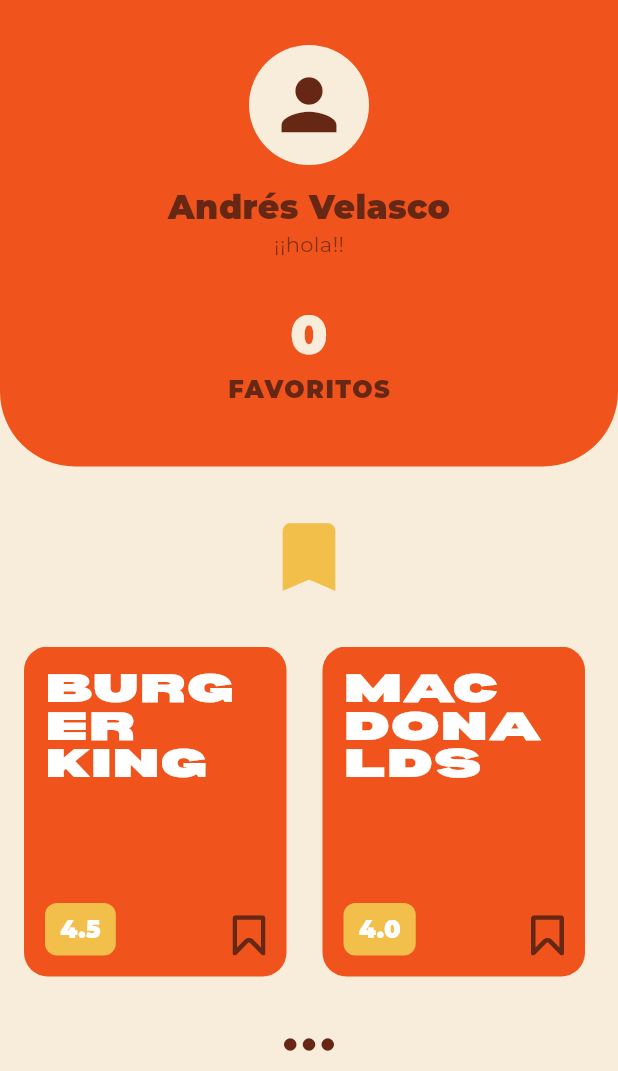
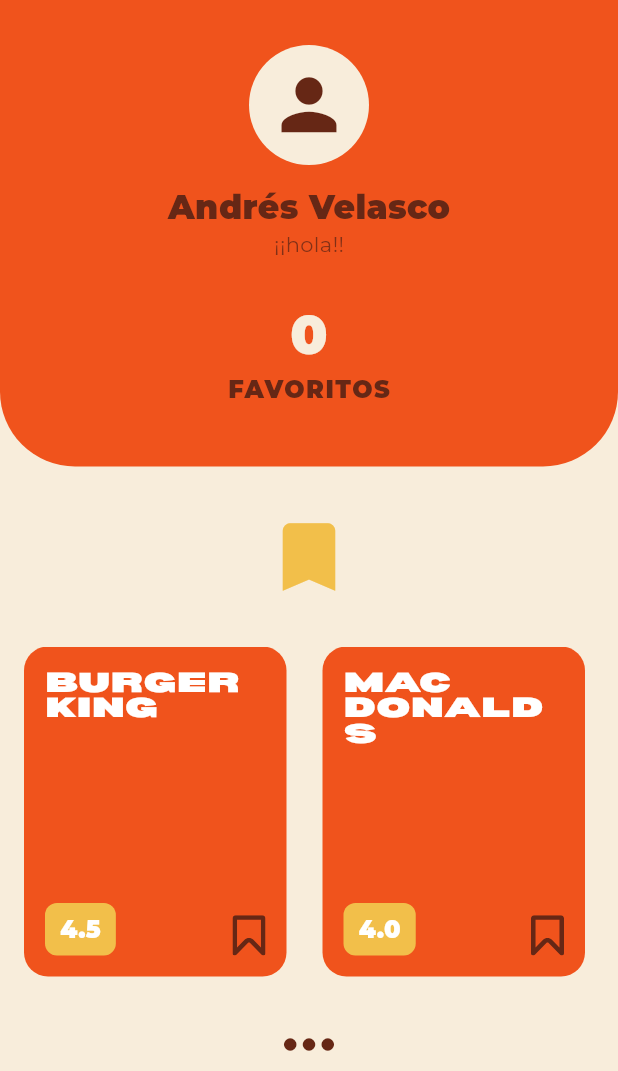
Before and after one commit to M4QSZ/BUCO, a Flutter app: the FavoritesScreen screen opened directly, on a phone screen of 412 x 824 dp, the part 165-1236 px from its top. Run offline on Flutter 3.47's test engine with Material 3 defaults, Android fonts, the phone set to English and light mode, and no system bars; our stand-ins replace device_preview, flutter_svg, font_awesome_flutter, google_fonts; network calls fail; project files that could hold a hidden picture were left out.

Commit message:
Fix text overlap and font size in RestaurantCard

```diff
--- a/lib/widgets/restaurant_card.dart
+++ b/lib/widgets/restaurant_card.dart
@@ -65,7 +65,7 @@
             style: const TextStyle(
               fontFamily: 'Bernoru',
               color: Colors.white,
-              fontSize: 26,
+              fontSize: 18,
               height: 0.95,
             ),
           ),
@@ -75,8 +75,8 @@
         // SVG: logo a ~-10.3% left, ~22.6% top, tamaño ~70% del ancho
         // Con card width=160: left≈-16, top≈50, tamaño≈110
         Positioned(
-          top: 65,
-          left: -18,
+          top: 75,
+          left: -15,
           child: SizedBox(
             width: 105,
             height: 105,
```
